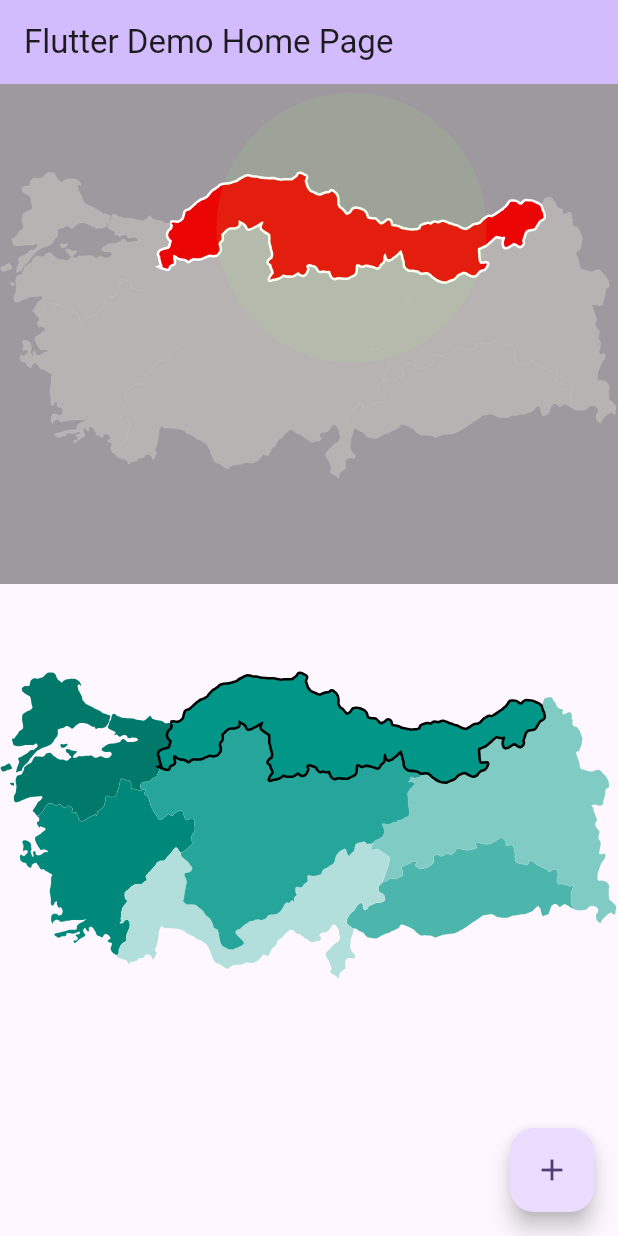
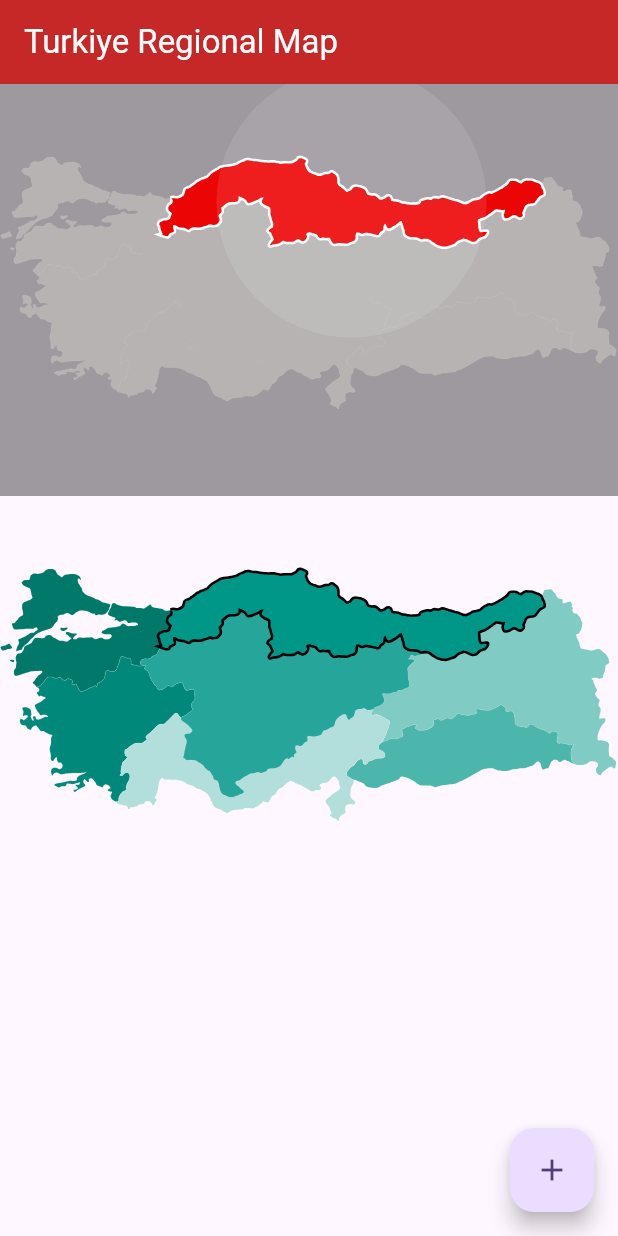
Before and after one commit to Tughra/Turkiye-Regional-Map-Flutter-Widget, a Flutter app: the screen it shows after launch, on a phone screen of 412 x 824 dp. Run offline on Flutter 3.47's test engine with Material 3 defaults, Android fonts, the light colour scheme and no system bars.

Commit message:
first commit

```diff
--- a/example/lib/main.dart
+++ b/example/lib/main.dart
@@ -82,10 +82,10 @@ class _MyHomePageState extends State<MyHomePage> {
         // TRY THIS: Try changing the color here to a specific color (to
         // Colors.amber, perhaps?) and trigger a hot reload to see the AppBar
         // change color while the other colors stay the same.
-        backgroundColor: Theme.of(context).colorScheme.inversePrimary,
+        backgroundColor: Colors.red.shade800,
         // Here we take the value from the MyHomePage object that was created by
         // the App.build method, and use it to set our appbar title.
-        title: Text(widget.title),
+        title: Text("Turkiye Regional Map",style: TextStyle(color: Colors.white),),
       ),
       body: ListView(
         // Column is also a layout widget. It takes a list of children and
@@ -104,18 +104,24 @@ class _MyHomePageState extends State<MyHomePage> {
         children: <Widget>[
           ColoredBox(color: Colors.black38,
             child: TurkeyRegionalMap.withPulseAnimation(
-              mapWidth: 500.03,
+              mapWidth: MediaQuery.sizeOf(context).width,
               selectable: true,
+              selectedRegionCallback: (TurkeyRegionType type, Offset hitOffset, Offset centerRegion) {
+                print(type);
+                print("hitOffset $hitOffset");
+                print("centerRegion $centerRegion");
+              },
+              pulseColor: Colors.white,
               pulseMaxRadius: 200,
               turkeyRegionModel: TurkeyRegionModel(
-                  showIstanbulEuropeRegion: true,
+                  showIstanbulEuropeRegion: false,
                   showIstanbulAnatoliaRegion: false,
                   selectedWidthFactor: 3.4,
                   selectedRegion: TurkeyRegionType.blackSea),
             ),
           ),
           TurkeyRegionalMap.onlyMap(
-            mapWidth: 500.03,
+            mapWidth: MediaQuery.sizeOf(context).width,
             selectable: true,
             turkeyRegionModel: TurkeyRegionModel(
                 showIstanbulEuropeRegion: false,
--- a/lib/src/turkiye_regional_widget.dart
+++ b/lib/src/turkiye_regional_widget.dart
@@ -25,7 +25,8 @@ class TurkeyRegionalMap extends StatefulWidget {
         this.pulseColor})
       : super(key: key);
 
-  ///askdasdklaslkşdklşasklşdaslşkdlkşsadlsa
+  ///If you want to customize regional map , you can use  [turkeyRegionModel]
+  ///When you want to
   factory TurkeyRegionalMap.withPulseAnimation(
       {Key? key,
         TurkeyRegionModel? turkeyRegionModel,
```
Also changed, not shown: 2 other files.
